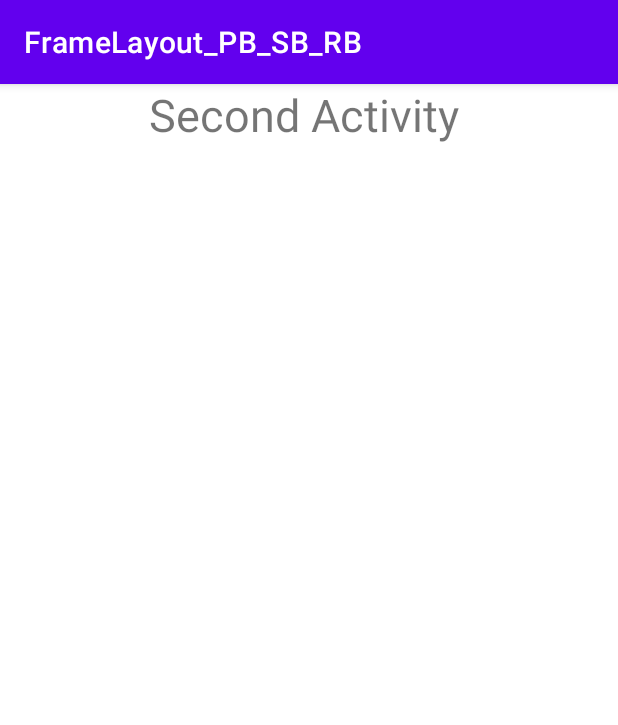
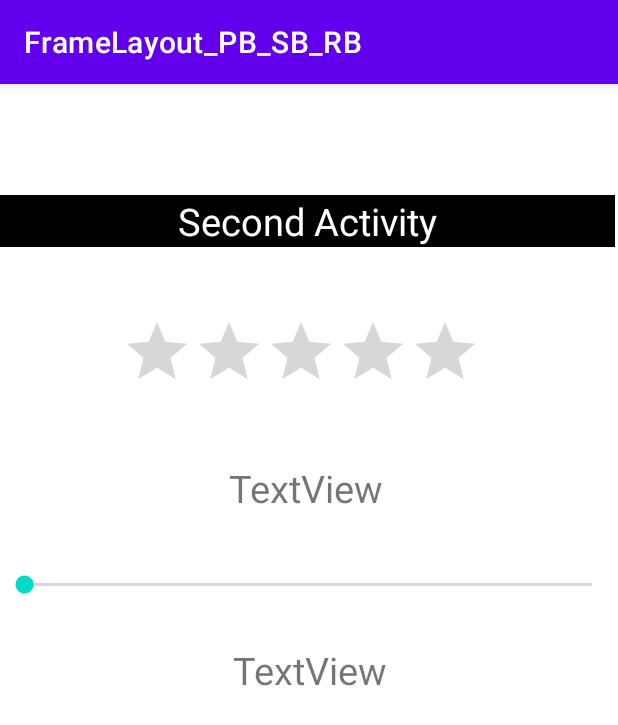
Before and after one commit to KanjariyaRahul/Android, an Android app: the screen it shows after launch (MainActivity2), on a phone screen of 412 x 824 dp. Shown: the top 725 px of the screen. Run offline under Robolectric (Android 15) with nearby library versions, the phone set to English and light mode, and no system bars.

Commit message:
seekbar , rating bar

```diff
--- a/FrameLayout_PB_SB_RB/app/src/main/java/com/example/framelayout_pb_sb_rb/MainActivity2.kt
+++ b/FrameLayout_PB_SB_RB/app/src/main/java/com/example/framelayout_pb_sb_rb/MainActivity2.kt
@@ -2,10 +2,37 @@ package com.example.framelayout_pb_sb_rb
 
 import androidx.appcompat.app.AppCompatActivity
 import android.os.Bundle
+import android.widget.RatingBar
+import android.widget.SeekBar
+import android.widget.TextView
 
 class MainActivity2 : AppCompatActivity() {
     override fun onCreate(savedInstanceState: Bundle?) {
         super.onCreate(savedInstanceState)
         setContentView(R.layout.activity_main2)
+
+        var rb : RatingBar = findViewById(R.id.ratingBar1)
+        var tv : TextView = findViewById(R.id.textView2)
+
+        rb.setOnRatingBarChangeListener { ratingBar, fl, b ->
+            tv.setText("Rating view  : $fl")
+        }
+
+        var sb : SeekBar = findViewById(R.id.seekBar)
+        var tv2 : TextView = findViewById(R.id.textView3)
+
+        sb.setOnSeekBarChangeListener(object : SeekBar.OnSeekBarChangeListener {
+            override fun onProgressChanged(p0: SeekBar?, p1: Int, p2: Boolean) {
+                tv2.setText("Seekbar values : $p1")
+            }
+
+            override fun onStartTrackingTouch(p0: SeekBar?) {
+            }
+
+            override fun onStopTrackingTouch(p0: SeekBar?) {
+            }
+
+        })
+
     }
 }
--- a/FrameLayout_PB_SB_RB/app/src/main/res/layout/activity_main2.xml
+++ b/FrameLayout_PB_SB_RB/app/src/main/res/layout/activity_main2.xml
@@ -1,5 +1,5 @@
 <?xml version="1.0" encoding="utf-8"?>
-<androidx.constraintlayout.widget.ConstraintLayout xmlns:android="http://schemas.android.com/apk/res/android"
+<RelativeLayout xmlns:android="http://schemas.android.com/apk/res/android"
     xmlns:app="http://schemas.android.com/apk/res-auto"
     xmlns:tools="http://schemas.android.com/tools"
     android:layout_width="match_parent"
@@ -9,11 +9,62 @@
 
     <TextView
         android:id="@+id/textView"
+        android:layout_width="match_parent"
+        android:layout_height="wrap_content"
+        android:layout_alignParentEnd="true"
+        android:layout_alignParentBottom="true"
+        android:layout_marginEnd="2dp"
+        android:layout_marginBottom="659dp"
+        android:background="@color/black"
+        android:gravity="center"
+        android:text="Second Activity"
+        android:textColor="@color/white"
+        android:textSize="25dp"
+        tools:layout_editor_absoluteX="119dp"
+        tools:layout_editor_absoluteY="33dp" />
+
+    <TextView
+        android:id="@+id/textView2"
+        android:layout_width="match_parent"
+        android:layout_height="wrap_content"
+        android:layout_alignParentEnd="true"
+        android:layout_alignParentBottom="true"
+        android:layout_marginEnd="4dp"
+        android:layout_marginBottom="481dp"
+        android:gravity="center"
+        android:text="TextView"
+        android:textSize="25dp" />
+
+    <RatingBar
+        android:id="@+id/ratingBar1"
         android:layout_width="wrap_content"
         android:layout_height="wrap_content"
-        android:text="Second Activity "
-        android:textSize="30dp"
-        app:layout_constraintEnd_toEndOf="parent"
-        app:layout_constraintStart_toStartOf="parent"
-        tools:layout_editor_absoluteY="258dp" />
-</androidx.constraintlayout.widget.ConstraintLayout>
+        android:layout_alignParentEnd="true"
+        android:layout_alignParentBottom="true"
+        android:layout_marginEnd="91dp"
+        android:layout_marginBottom="556dp"
+        android:gravity="center"
+        android:numStars="5" />
+
+    <SeekBar
+        android:id="@+id/seekBar"
+        android:layout_width="match_parent"
+        android:layout_height="wrap_content"
+        android:layout_alignParentEnd="true"
+        android:layout_alignParentBottom="true"
+
+        android:layout_marginEnd="1dp"
+        android:layout_marginBottom="425dp" />
+
+    <TextView
+        android:id="@+id/textView3"
+        android:layout_width="match_parent"
+        android:layout_height="wrap_content"
+        android:layout_alignParentEnd="true"
+        android:layout_alignParentBottom="true"
+        android:layout_marginEnd="-1dp"
+        android:layout_marginBottom="360dp"
+        android:gravity="center"
+        android:text="TextView"
+        android:textSize="25dp" />
+</RelativeLayout>
```
